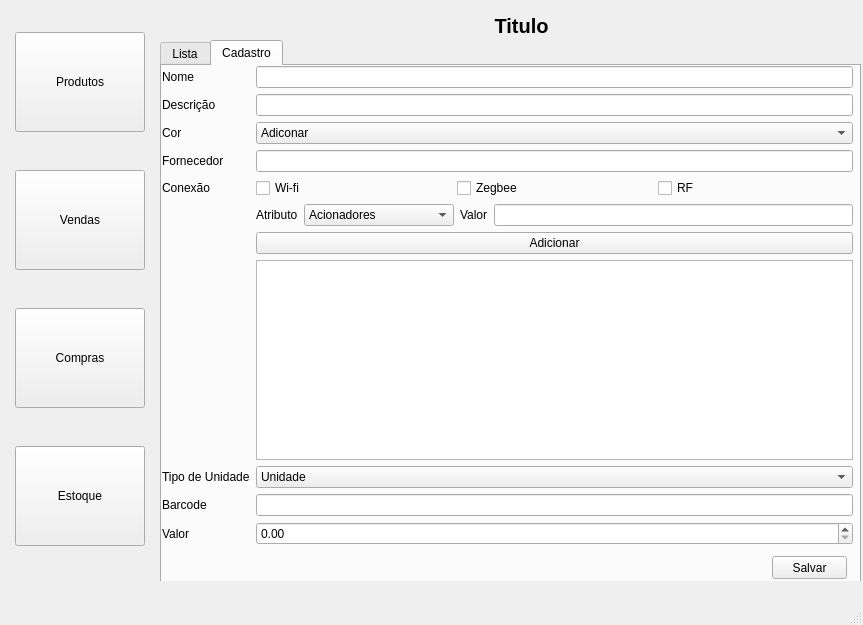
italoranielle/ISvendas, file Cliente_qt/Main.ui: the form before one commit.
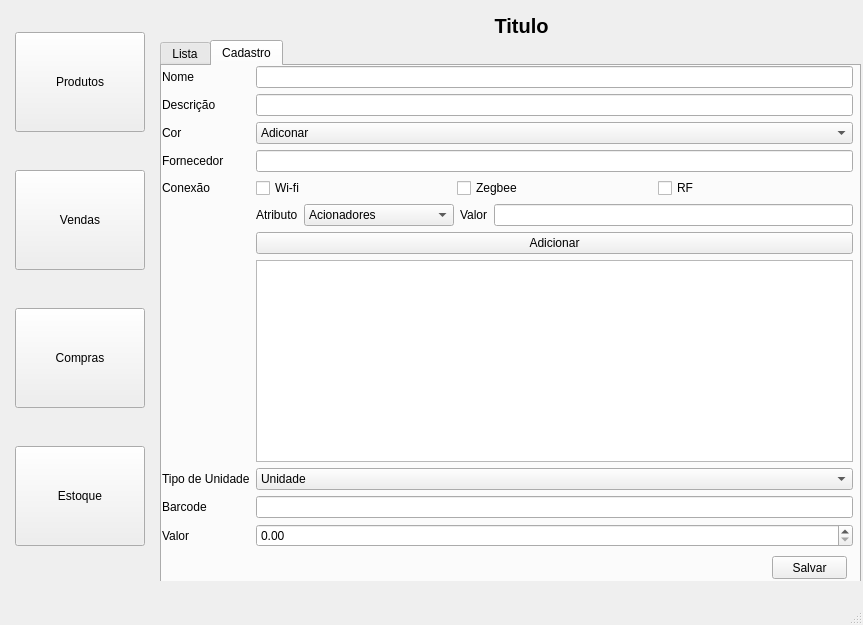
The form after the commit. The open tabs and pages were chosen to show the change.

What changed in the file:
```diff
--- a/Cliente_qt/Main.ui
+++ b/Cliente_qt/Main.ui
@@ -666,14 +666,7 @@
             </widget>
            </item>
            <item>
-            <widget class="QListView" name="lsProdAttr">
-             <property name="maximumSize">
-              <size>
-               <width>16777215</width>
-               <height>200</height>
-              </size>
-             </property>
-            </widget>
+            <widget class="QListWidget" name="lsProdAttr"/>
            </item>
           </layout>
          </item>
```
Left out of the diff: 8 changed lines with no effect on the pictures.
